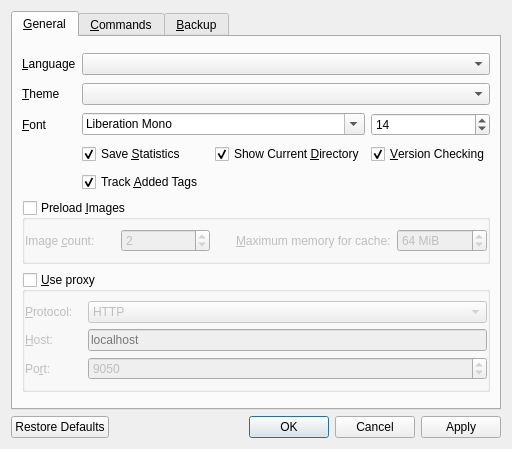
This is ui/settings.ui in 0xb8/WiseTagger as Qt 5 draws it before an edit. The edited form follows.
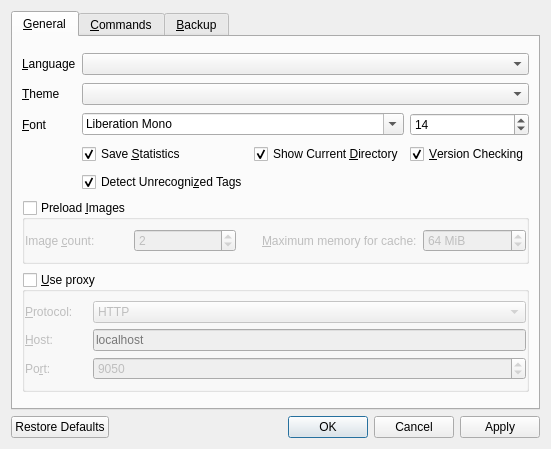
This is the edited form.

What changed in the file:
```diff
--- a/ui/settings.ui
+++ b/ui/settings.ui
@@ -214,7 +214,7 @@
           <string>Toggle tracking of new tags and displaying new tags notifications</string>
          </property>
          <property name="text">
-          <string>Track &amp;Added Tags</string>
+          <string>Detect Unrecogni&amp;zed Tags</string>
          </property>
          <property name="checked">
           <bool>true</bool>
```
Left out of the diff: 2 changed lines with no effect on the pictures.
